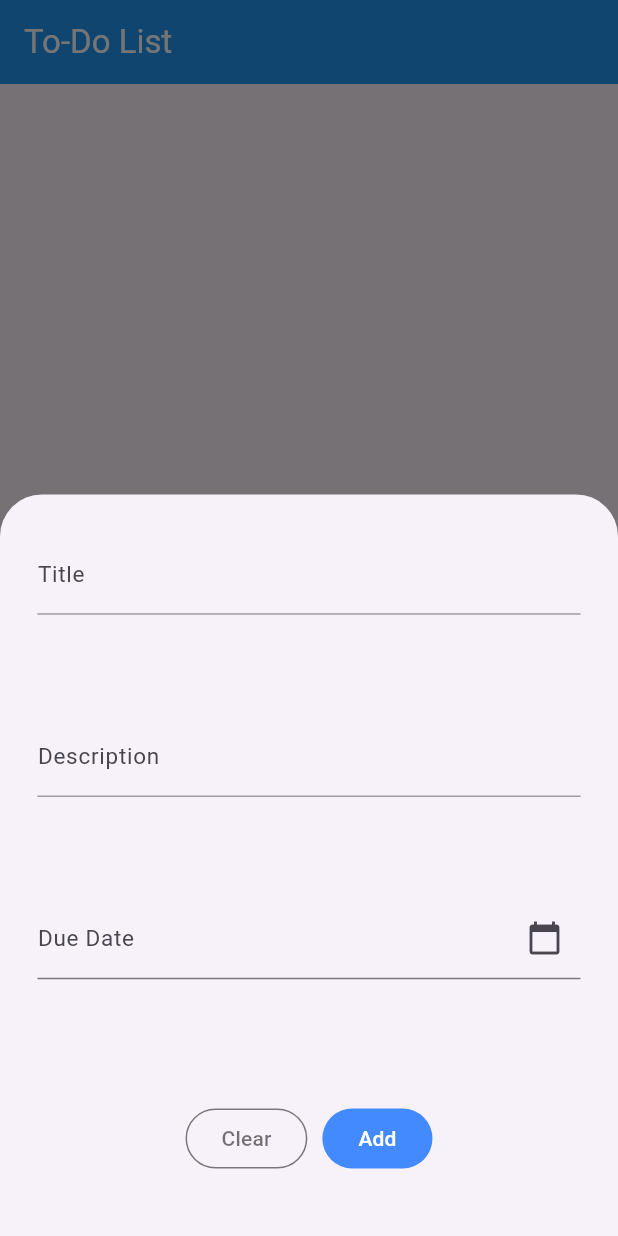
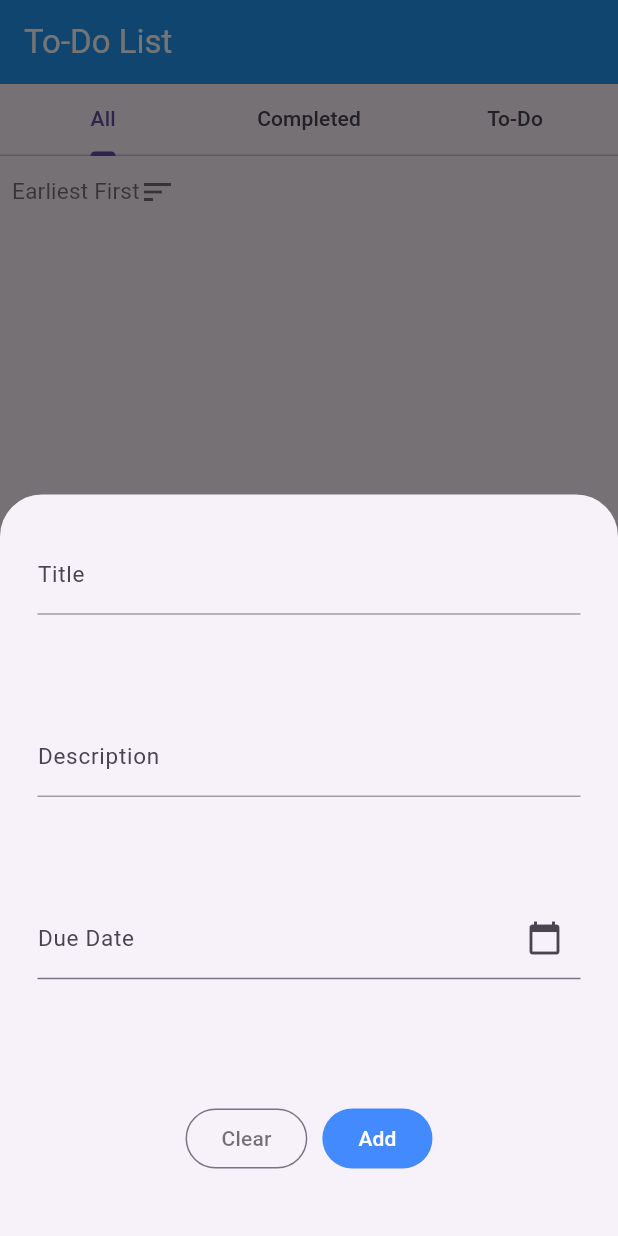
Before and after one commit to hmai2139/rapidmap-test, a Flutter app: the screen it shows after launch, after a tap on the "add" icon, on a phone screen of 412 x 824 dp. Run offline on Flutter 3.47's test engine with Material 3 defaults, Android fonts, the phone set to English and light mode, and no system bars; our stand-ins replace sqflite; accounts and stored records are empty.

Commit message:
Added Sort and Filter.

```diff
--- a/lib/to_do_list/forms/task_input_form.dart
+++ b/lib/to_do_list/forms/task_input_form.dart
@@ -170,7 +170,7 @@ class _TaskInputFormState extends State<TaskInputForm> {
       firstDate: DateTime.now(),
 
       /// Users would most certainly be dead before then.
-      lastDate: DateTime.now().add(const Duration(days: 365 + 100)),
+      lastDate: DateTime.now().add(const Duration(days: 365 * 100)),
     );
 
     if (selectedDate != null) {
--- /dev/null
+++ b/lib/to_do_list/models/task_filter_options.dart
@@ -0,0 +1,5 @@
+enum TaskFilterOption {
+  all,
+  completed,
+  uncompleted,
+}
--- a/lib/to_do_list/to_do_list.dart
+++ b/lib/to_do_list/to_do_list.dart
@@ -5,6 +5,8 @@ import 'package:rapidmap_test/to_do_list/providers/task_provider.dart';
 import 'package:rapidmap_test/to_do_list/utils/datetime_utils.dart' as utils;
 import 'package:rapidmap_test/to_do_list/models/task.dart';
 import 'package:rapidmap_test/to_do_list/utils/snackbar_utils.dart';
+
+import 'models/task_filter_options.dart';
 
 class ToDoList extends StatefulWidget {
   const ToDoList({super.key});
@@ -14,11 +16,7 @@ class ToDoList extends StatefulWidget {
 }
 
 class _ToDoListState extends State<ToDoList> {
-  /// Enables pull-to-refresh functionality.
-  final GlobalKey<RefreshIndicatorState> _refreshIndicatorKey =
-      GlobalKey<RefreshIndicatorState>();
-
-  /// Default sort order.
+  /// Sort by ascending due date by default.
   bool _ascending = true;
 
   @override
@@ -31,47 +29,32 @@ class _ToDoListState extends State<ToDoList> {
           style: TextStyle(color: Colors.white),
         ),
       ),
-      body: Padding(
-        padding: const EdgeInsets.all(10.0),
-        child: FutureBuilder<void>(
-          future: _fetchTasks(),
-          builder: (BuildContext context, AsyncSnapshot snapshot) {
-            final taskProvider = Provider.of<TaskProvider>(context);
-            switch (snapshot.connectionState) {
-              case ConnectionState.none:
-              case ConnectionState.waiting:
-              case ConnectionState.active:
-                return const Center(
-                    child: CircularProgressIndicator(
-                  color: Colors.blueAccent,
-                ));
-
-              case ConnectionState.done:
-                return RefreshIndicator(
-                  key: _refreshIndicatorKey,
-                  onRefresh: _fetchTasks,
-                  child: taskProvider.tasks.isNotEmpty
-                      ? ListView.builder(
-                          physics: const AlwaysScrollableScrollPhysics(),
-                          itemCount: taskProvider.tasks.length,
-                          itemBuilder: (BuildContext context, int index) =>
-                              _buildTask(taskProvider.tasks[index]),
-                        )
-                      : const Center(
+      body: DefaultTabController(
+        length: 3,
         child: Column(
-                            crossAxisAlignment: CrossAxisAlignment.center,
-                            mainAxisAlignment: MainAxisAlignment.center,
+          crossAxisAlignment: CrossAxisAlignment.start,
           children: [
-                              Text(
-                                'Add a new task',
-                                style: TextStyle(color: Colors.black54),
+            const TabBar(
+              tabs: [
+                Tab(text: 'All'),
+                Tab(text: 'Completed'),
+                Tab(text: 'To-Do'),
+              ],
             ),
+            Padding(
+              padding: const EdgeInsets.only(left: 8.0),
+              child: _buildSortOptions(),
+            ),
+            Expanded(
+              child: TabBarView(
+                children: [
+                  _buildTaskList(TaskFilterOption.all),
+                  _buildTaskList(TaskFilterOption.completed),
+                  _buildTaskList(TaskFilterOption.uncompleted),
                 ],
               ),
             ),
-                );
-            }
-          },
+          ],
         ),
       ),
       floatingActionButton: FloatingActionButton(
@@ -87,15 +70,70 @@ class _ToDoListState extends State<ToDoList> {
     );
   }
 
-  /// Builds a single Task widget.
-  Card _buildTask(Task task) {
+  /// Display Tasks based on their completion status.
+  FutureBuilder _buildTaskList(TaskFilterOption filterOption) {
+    return FutureBuilder<void>(
+      future: _fetchTasks(),
+      builder: (BuildContext context, AsyncSnapshot snapshot) {
+        switch (snapshot.connectionState) {
+          case ConnectionState.none:
+          case ConnectionState.waiting:
+          case ConnectionState.active:
+            return const Center(
+                child: CircularProgressIndicator(
+              color: Colors.blueAccent,
+            ));
+
+          case ConnectionState.done:
+            final taskProvider = Provider.of<TaskProvider>(context);
+            List<Task> tasks = taskProvider.tasks;
+            tasks.sort((a, b) {
+              if (_ascending) {
+                return a.dueDate.compareTo(b.dueDate);
+              } else {
+                return b.dueDate.compareTo(a.dueDate);
+              }
+            });
+            switch (filterOption) {
+              case TaskFilterOption.all:
+                break;
+              case TaskFilterOption.completed:
+                tasks = tasks.where((task) => task.completed > 0).toList();
+                break;
+              case TaskFilterOption.uncompleted:
+                tasks = tasks.where((task) => task.completed == 0).toList();
+                break;
+            }
+            return tasks.isNotEmpty
+                ? ListView.builder(
+                    physics: const AlwaysScrollableScrollPhysics(),
+                    itemCount: tasks.length,
+                    itemBuilder: (BuildContext context, int index) =>
+                        _buildTaskItem(tasks[index]),
+                  )
+                : const Center(
+                    child: Column(
+                      crossAxisAlignment: CrossAxisAlignment.center,
+                      mainAxisAlignment: MainAxisAlignment.center,
+                      children: [
+                        Text(
+                          'Add a new task',
+                          style: TextStyle(color: Colors.black54),
+                        ),
+                      ],
+                    ),
+                  );
+        }
+      },
+    );
+  }
+
+  /// Build a single Task widget.
+  Widget _buildTaskItem(Task task) {
     final taskProvider = Provider.of<TaskProvider>(context, listen: false);
     return Card(
       child: ListTile(
-        title: Text(
-          task.title,
-          style: const TextStyle(fontWeight: FontWeight.bold),
-        ),
+        title: Text(task.title),
         leading: task.completed > 0
             ? GestureDetector(
                 onTap: () => taskProvider.updateTaskCompletion(task, 0),
@@ -114,7 +152,7 @@ class _ToDoListState extends State<ToDoList> {
           children: [
             Text(
               task.description,
-              style: const TextStyle(color: Colors.black, fontSize: 12, fontStyle: FontStyle.italic),
+              style: const TextStyle(color: Colors.black, fontSize: 12),
               overflow: TextOverflow.ellipsis,
             ),
             const SizedBox(height: 5),
@@ -151,13 +189,13 @@ class _ToDoListState extends State<ToDoList> {
     );
   }
 
-  /// Fetch tasks from TaskProvider.
+  /// Get Tasks from Provider.
   Future<void> _fetchTasks() async {
     final taskProvider = Provider.of<TaskProvider>(context, listen: false);
     await taskProvider.getTasks();
   }
 
-  /// Insert or update a Task.
+  /// Insert/Update a Task.
   void _inputTask(Task? inputTask) {
     showModalBottomSheet(
       isScrollControlled: true,
@@ -177,7 +215,7 @@ class _ToDoListState extends State<ToDoList> {
     );
   }
 
-  /// Shows Task deletion confirmation dialog.
+  /// Show Task deletion confirmation dialog.
   void _deleteTask(int taskId) {
     showDialog<void>(
       context: context,
@@ -203,4 +241,54 @@ class _ToDoListState extends State<ToDoList> {
       ),
     );
   }
+
+  /// Build a dropdown menu to sort Task.
+  DropdownButtonHideUnderline _buildSortOptions() {
+    TextStyle style = const TextStyle(
+      fontSize: 15,
+      fontWeight: FontWeight.normal,
+      color: Colors.black54,
+    );
+    return DropdownButtonHideUnderline(
+      child: DropdownButton<bool>(
+        value: _ascending,
+        icon: const Icon(Icons.sort, color: Colors.black54),
+        onChanged: (bool? newValue) {
+          if (newValue != null) {
+            setState(() {
+              _ascending = newValue;
+            });
+            Provider.of<TaskProvider>(context, listen: false)
+                .sortTasksByDueDate(_ascending);
           }
+        },
+        items: [
+          DropdownMenuItem<bool>(
+            value: true,
+            child: Text(
+              'Earliest First',
+              style: style,
+            ),
+          ),
+          DropdownMenuItem<bool>(
+            value: false,
+            child: Text(
+              'Latest First',
+              style: style,
+            ),
+          ),
+        ],
+      ),
+    );
+  }
+
+  void _sortTasksByDueDate(List<Task> task) {
+    return task.sort((a, b) {
+      if (_ascending) {
+        return a.dueDate.compareTo(b.dueDate);
+      } else {
+        return b.dueDate.compareTo(a.dueDate);
+      }
+    });
+  }
+}
--- a/lib/to_do_list/utils/datetime_utils.dart
+++ b/lib/to_do_list/utils/datetime_utils.dart
@@ -1,10 +1,15 @@
 import 'package:intl/intl.dart';
+
 /// DateTime helpers methods.
 
 /// Format a UNIX Timestamp to a `dd-MM-yyyy` date string.
-String formatDate(int millisecondsSinceEpoch) => DateFormat("dd-MM-yyyy")
-    .format(DateTime.fromMillisecondsSinceEpoch(millisecondsSinceEpoch));
+String formatDate(int timestamp) => DateFormat("dd-MM-yyyy")
+    .format(DateTime.fromMillisecondsSinceEpoch(timestamp));
 
 /// Convert `dd-MM-yyyy` date string to a UNIX Timestamp.
 int convertDateToEpoch(String dateString) =>
     DateFormat('dd-MM-yyyy').parse(dateString).millisecondsSinceEpoch;
+
+/// Convert a UNIX Timestamp to DateTime object.
+DateTime dateTimeFromEpoch(int timestamp) =>
+    DateTime.fromMillisecondsSinceEpoch(timestamp);
```
Lines whose indentation alone changed are shown as unchanged.
